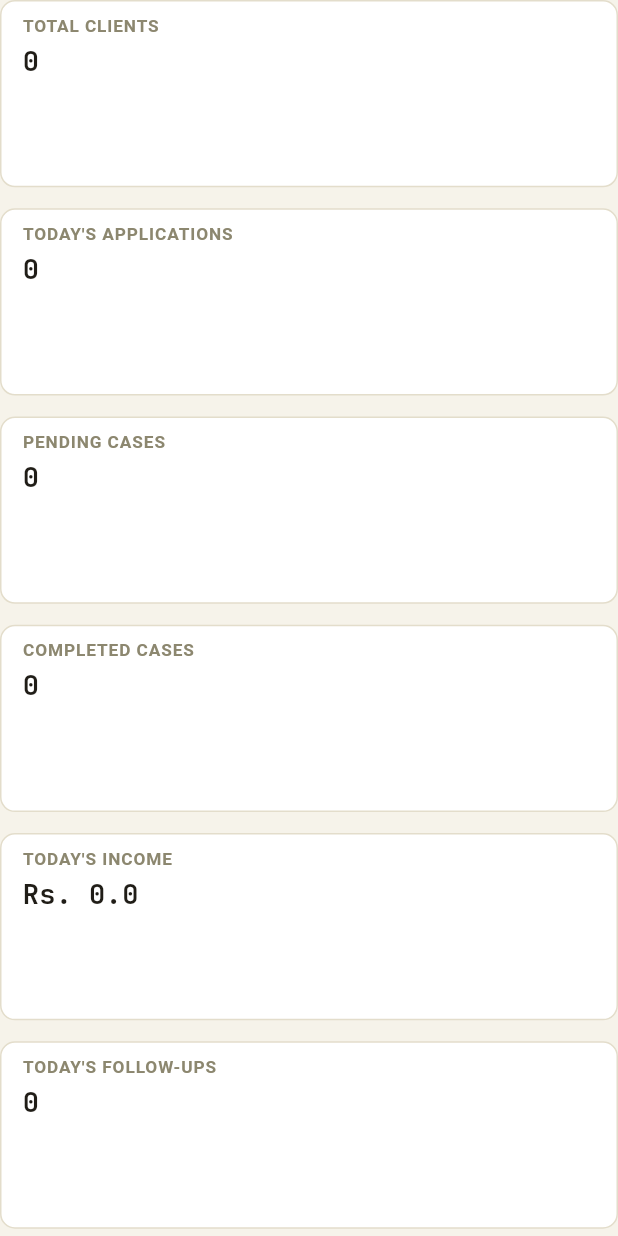
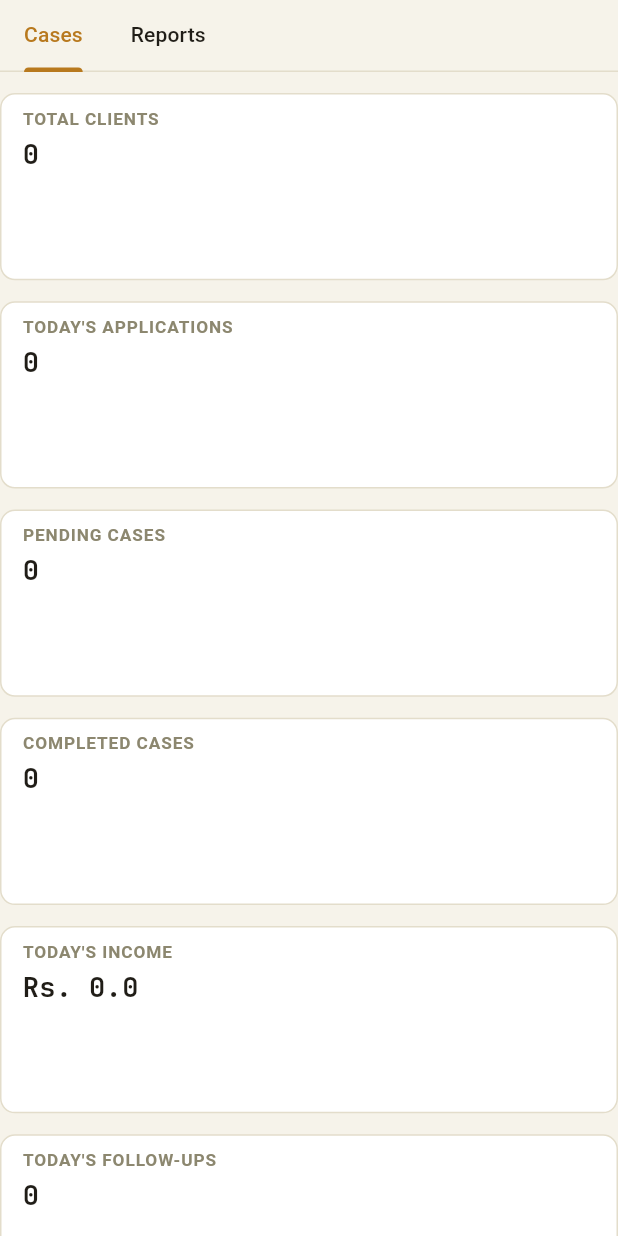
Before and after one commit to shivhegde/AiOffice, a Flutter app: the EpfConsultancyScreen widget shown alone on an empty page, opened directly, on a phone screen of 412 x 824 dp. Run offline on Flutter 3.47's test engine with Material 3 defaults, Android fonts, the phone set to English and light mode, and no system bars; our stand-ins replace cloud_firestore, file_picker, firebase_auth, firebase_core, firebase_storage, flutter_riverpod and 6 more; missing offline and left inert: desktop_drop; accounts and stored records are empty.

Commit message:
Add Reports tab to EPF Consultancy: Income/P&L and daily Statistics
REQUIREMENTS.md §9.5.7/§9.5.9. Split the module screen into Cases /
Reports tabs (matching Work Orders / Vehicle Insurance's tab
pattern).

Reports tab has two sections, both with a Download PDF button
(PdfReportService, same pattern as Tender-EMD's report panel):
- Income & P&L: Daily/Monthly/Yearly toggle, one row per period with
  Fees Billed, Collected, and Pending, plus a totals summary. There's
  no expense/cost field in the case model, so this billed-vs-collected
  breakdown is the closest available reading of the source sheet's
  "Profit report".
- Daily Report: one row per day with New Clients, Claims Applied,
  Approved, Pending, and Income.

Both group cases into cohorts by creation day/month/year rather than
per-event timestamps — EpfCase only tracks a current stage plus one
updatedAt, not a transition history, so "applied on day X" isn't
reconstructable for a case that's since moved further along, but "of
the clients who came in on day X, how many have since applied/been
approved" is, and stays accurate as cases progress.

Co-Authored-By: Claude Sonnet 5 <noreply@anthropic.com>
Claude-Session: https://claude.ai/code/session_01GHwP3VD8wxStvdyk2JHYKP

```diff
--- a/lib/core/utils/date_formatting.dart
+++ b/lib/core/utils/date_formatting.dart
@@ -2,11 +2,14 @@ import 'package:intl/intl.dart';
 
 final DateFormat _displayDateFormat = DateFormat('dd MMM yyyy');
 final DateFormat _displayDateTimeFormat = DateFormat('dd MMM yyyy, HH:mm');
+final DateFormat _displayMonthFormat = DateFormat('MMM yyyy');
 
 String formatDisplayDate(DateTime date) => _displayDateFormat.format(date);
 
 String formatDisplayDateTime(DateTime date) => _displayDateTimeFormat.format(date);
 
+String formatDisplayMonth(DateTime date) => _displayMonthFormat.format(date);
+
 bool isSameDay(DateTime a, DateTime b) {
   return a.year == b.year && a.month == b.month && a.day == b.day;
 }
--- a/lib/features/epf_consultancy/presentation/epf_consultancy_screen.dart
+++ b/lib/features/epf_consultancy/presentation/epf_consultancy_screen.dart
@@ -7,10 +7,53 @@ import '../../../shared/widgets/stat_tile.dart';
 import '../application/epf_case_providers.dart';
 import 'widgets/epf_case_data_table.dart';
 import 'widgets/epf_case_toolbar.dart';
+import 'widgets/epf_reports_tab.dart';
 
-/// REQUIREMENTS.md §9.5.1 — EPF Consultancy dashboard + case register.
-class EpfConsultancyScreen extends ConsumerWidget {
+/// REQUIREMENTS.md §9.5.1 — EPF Consultancy dashboard + case register, and
+/// §9.5.9's Reports tab (Income and Statistics).
+class EpfConsultancyScreen extends StatefulWidget {
   const EpfConsultancyScreen({super.key});
+
+  @override
+  State<EpfConsultancyScreen> createState() => _EpfConsultancyScreenState();
+}
+
+class _EpfConsultancyScreenState extends State<EpfConsultancyScreen> with SingleTickerProviderStateMixin {
+  late final TabController _tabController = TabController(length: 2, vsync: this);
+
+  @override
+  void dispose() {
+    _tabController.dispose();
+    super.dispose();
+  }
+
+  @override
+  Widget build(BuildContext context) {
+    return Column(
+      crossAxisAlignment: CrossAxisAlignment.stretch,
+      children: [
+        TabBar(
+          controller: _tabController,
+          isScrollable: true,
+          tabAlignment: TabAlignment.start,
+          tabs: const [
+            Tab(text: 'Cases'),
+            Tab(text: 'Reports'),
+          ],
+        ),
+        const SizedBox(height: 14),
+        ListenableBuilder(
+          listenable: _tabController,
+          builder: (context, _) =>
+              IndexedStack(index: _tabController.index, children: const [_CasesTab(), EpfReportsTab()]),
+        ),
+      ],
+    );
+  }
+}
+
+class _CasesTab extends ConsumerWidget {
+  const _CasesTab();
 
   @override
   Widget build(BuildContext context, WidgetRef ref) {
--- /dev/null
+++ b/lib/features/epf_consultancy/presentation/widgets/epf_reports_tab.dart
@@ -0,0 +1,263 @@
+import 'package:flutter/material.dart';
+import 'package:flutter_riverpod/flutter_riverpod.dart';
+
+import '../../../../core/services/pdf_report_service.dart';
+import '../../../../core/utils/currency_formatting.dart';
+import '../../../../core/utils/date_formatting.dart';
+import '../../../../shared/widgets/app_card.dart';
+import '../../application/epf_case_providers.dart';
+import '../../domain/epf_case.dart';
+import '../../domain/epf_enums.dart';
+
+enum _ReportPeriod { daily, monthly, yearly }
+
+/// REQUIREMENTS.md §9.5.7 (Income) + §9.5.9 (Reports) — both sections group
+/// cases into cohorts by the day/month/year they were *created* rather than
+/// by individual payment/stage-change events: the case-tracking model
+/// (`EpfCase.stage` + a single `updatedAt`) has no per-transition history,
+/// so "reached Application Submitted on day X" isn't reconstructable for a
+/// case that has since moved further along — but "of the clients who came
+/// in on day X, how many have since applied/been approved/paid" is, and
+/// stays accurate as cases progress. Same reasoning covers the Income
+/// section's Fees Billed/Collected/Pending-by-period breakdown (there's no
+/// expense/cost field to net against revenue, so this is the closest
+/// available reading of the source sheet's "Profit report").
+class EpfReportsTab extends ConsumerStatefulWidget {
+  const EpfReportsTab({super.key});
+
+  @override
+  ConsumerState<EpfReportsTab> createState() => _EpfReportsTabState();
+}
+
+class _EpfReportsTabState extends ConsumerState<EpfReportsTab> {
+  _ReportPeriod _incomePeriod = _ReportPeriod.daily;
+
+  @override
+  Widget build(BuildContext context) {
+    final allAsync = ref.watch(epfCaseListProvider);
+
+    return allAsync.when(
+      data: (all) {
+        return Column(
+          crossAxisAlignment: CrossAxisAlignment.stretch,
+          children: [
+            _IncomeSection(
+              cases: all,
+              period: _incomePeriod,
+              onPeriodChanged: (p) => setState(() => _incomePeriod = p),
+            ),
+            const SizedBox(height: 18),
+            _StatisticsSection(cases: all),
+          ],
+        );
+      },
+      loading: () => const Padding(
+        padding: EdgeInsets.symmetric(vertical: 60),
+        child: Center(child: CircularProgressIndicator()),
+      ),
+      error: (err, _) => Padding(padding: const EdgeInsets.all(20), child: Text('Could not load reports: $err')),
+    );
+  }
+}
+
+String _periodLabel(_ReportPeriod period, DateTime key) {
+  return switch (period) {
+    _ReportPeriod.daily => formatDisplayDate(key),
+    _ReportPeriod.monthly => formatDisplayMonth(key),
+    _ReportPeriod.yearly => '${key.year}',
+  };
+}
+
+DateTime _periodKey(_ReportPeriod period, DateTime date) {
+  return switch (period) {
+    _ReportPeriod.daily => DateTime(date.year, date.month, date.day),
+    _ReportPeriod.monthly => DateTime(date.year, date.month),
+    _ReportPeriod.yearly => DateTime(date.year),
+  };
+}
+
+/// Cases whose current stage has reached (or passed) [stage] in the normal
+/// pipeline order — `rejected` is excluded since a rejected case may have
+/// been turned away before or after reaching it and there's no way to tell
+/// which from the data available (see class doc comment).
+bool _hasReached(EpfCase c, CaseStage stage) {
+  return c.stage != CaseStage.rejected && c.stage.index >= stage.index;
+}
+
+class _PeriodToggle extends StatelessWidget {
+  const _PeriodToggle({required this.value, required this.onChanged});
+
+  final _ReportPeriod value;
+  final ValueChanged<_ReportPeriod> onChanged;
+
+  @override
+  Widget build(BuildContext context) {
+    return Wrap(
+      spacing: 8,
+      runSpacing: 8,
+      children: [
+        for (final p in _ReportPeriod.values)
+          value == p
+              ? FilledButton(onPressed: () => onChanged(p), child: Text(_toggleLabel(p)))
+              : OutlinedButton(onPressed: () => onChanged(p), child: Text(_toggleLabel(p))),
+      ],
+    );
+  }
+
+  String _toggleLabel(_ReportPeriod p) => switch (p) {
+    _ReportPeriod.daily => 'Daily',
+    _ReportPeriod.monthly => 'Monthly',
+    _ReportPeriod.yearly => 'Yearly',
+  };
+}
+
+class _IncomeSection extends StatelessWidget {
+  const _IncomeSection({required this.cases, required this.period, required this.onPeriodChanged});
+
+  final List<EpfCase> cases;
+  final _ReportPeriod period;
+  final ValueChanged<_ReportPeriod> onPeriodChanged;
+
+  static const _headers = ['Period', 'Fees Billed', 'Collected', 'Pending'];
+
+  @override
+  Widget build(BuildContext context) {
+    final buckets = <DateTime, List<EpfCase>>{};
+    for (final c in cases) {
+      final created = c.createdAt;
+      if (created == null) continue;
+      buckets.putIfAbsent(_periodKey(period, created), () => []).add(c);
+    }
+    final keys = buckets.keys.toList()..sort((a, b) => b.compareTo(a));
+
+    final rows = [
+      for (final k in keys)
+        (
+          label: _periodLabel(period, k),
+          billed: buckets[k]!.fold<double>(0, (s, c) => s + c.fee),
+          collected: buckets[k]!.fold<double>(0, (s, c) => s + c.amountPaid),
+        ),
+    ];
+    final tableRows = [
+      for (final r in rows)
+        [
+          r.label,
+          formatCurrencyFull(r.billed),
+          formatCurrencyFull(r.collected),
+          formatCurrencyFull(r.billed - r.collected),
+        ],
+    ];
+    final totalBilled = rows.fold<double>(0, (s, r) => s + r.billed);
+    final totalCollected = rows.fold<double>(0, (s, r) => s + r.collected);
+    final title = 'Income & P&L';
+    final subtitle =
+        '${formatDisplayDateTime(DateTime.now())} • ${rows.length} period${rows.length == 1 ? '' : 's'} • '
+        'Billed ${formatCurrencyCompact(totalBilled)} • Collected ${formatCurrencyCompact(totalCollected)} • '
+        'Pending ${formatCurrencyCompact(totalBilled - totalCollected)}';
+
+    return AppCard(
+      title: title,
+      trailing: FilledButton.icon(
+        onPressed: tableRows.isEmpty
+            ? null
+            : () => PdfReportService.printReport(title: title, subtitle: subtitle, headers: _headers, rows: tableRows),
+        icon: const Icon(Icons.download, size: 16),
+        label: const Text('Download PDF'),
+      ),
+      child: Column(
+        crossAxisAlignment: CrossAxisAlignment.start,
+        children: [
+          _PeriodToggle(value: period, onChanged: onPeriodChanged),
+          const SizedBox(height: 10),
+          Text(subtitle, style: Theme.of(context).textTheme.bodySmall),
+          const SizedBox(height: 10),
+          if (tableRows.isEmpty)
+            const Padding(
+              padding: EdgeInsets.symmetric(vertical: 20),
+              child: Center(child: Text('No income data yet.')),
+            )
+          else
+            SingleChildScrollView(
+              scrollDirection: Axis.horizontal,
+              child: DataTable(
+                columns: [for (final h in _headers) DataColumn(label: Text(h))],
+                rows: [
+                  for (final row in tableRows) DataRow(cells: [for (final cell in row) DataCell(Text(cell))]),
+                ],
+              ),
+            ),
+        ],
+      ),
+    );
+  }
+}
+
+class _StatisticsSection extends StatelessWidget {
+  const _StatisticsSection({required this.cases});
+
+  final List<EpfCase> cases;
+
+  static const _headers = ['Date', 'New Clients', 'Claims Applied', 'Approved', 'Pending', 'Income'];
+
+  @override
+  Widget build(BuildContext context) {
+    final buckets = <DateTime, List<EpfCase>>{};
+    for (final c in cases) {
+      final created = c.createdAt;
+      if (created == null) continue;
+      buckets.putIfAbsent(_periodKey(_ReportPeriod.daily, created), () => []).add(c);
+    }
+    final keys = buckets.keys.toList()..sort((a, b) => b.compareTo(a));
+
+    final rows = [
+      for (final k in keys)
+        (
+          label: _periodLabel(_ReportPeriod.daily, k),
+          newClients: buckets[k]!.length,
+          claimsApplied: buckets[k]!.where((c) => _hasReached(c, CaseStage.applicationSubmitted)).length,
+          approved: buckets[k]!.where((c) => _hasReached(c, CaseStage.approved)).length,
+          pending: buckets[k]!.where((c) => c.isPending).length,
+          income: buckets[k]!.fold<double>(0, (s, c) => s + c.amountPaid),
+        ),
+    ];
+    final tableRows = [
+      for (final r in rows)
+        [r.label, '${r.newClients}', '${r.claimsApplied}', '${r.approved}', '${r.pending}', formatCurrencyFull(r.income)],
+    ];
+    const title = 'Daily Report';
+    final subtitle = '${formatDisplayDateTime(DateTime.now())} • ${rows.length} day${rows.length == 1 ? '' : 's'}';
+
+    return AppCard(
+      title: title,
+      trailing: FilledButton.icon(
+        onPressed: tableRows.isEmpty
+            ? null
+            : () => PdfReportService.printReport(title: title, subtitle: subtitle, headers: _headers, rows: tableRows),
+        icon: const Icon(Icons.download, size: 16),
+        label: const Text('Download PDF'),
+      ),
+      child: Column(
+        crossAxisAlignment: CrossAxisAlignment.start,
+        children: [
+          Text(subtitle, style: Theme.of(context).textTheme.bodySmall),
+          const SizedBox(height: 10),
+          if (tableRows.isEmpty)
+            const Padding(
+              padding: EdgeInsets.symmetric(vertical: 20),
+              child: Center(child: Text('No cases yet.')),
+            )
+          else
+            SingleChildScrollView(
+              scrollDirection: Axis.horizontal,
+              child: DataTable(
+                columns: [for (final h in _headers) DataColumn(label: Text(h))],
+                rows: [
+                  for (final row in tableRows) DataRow(cells: [for (final cell in row) DataCell(Text(cell))]),
+                ],
+              ),
+            ),
+        ],
+      ),
+    );
+  }
+}
```
